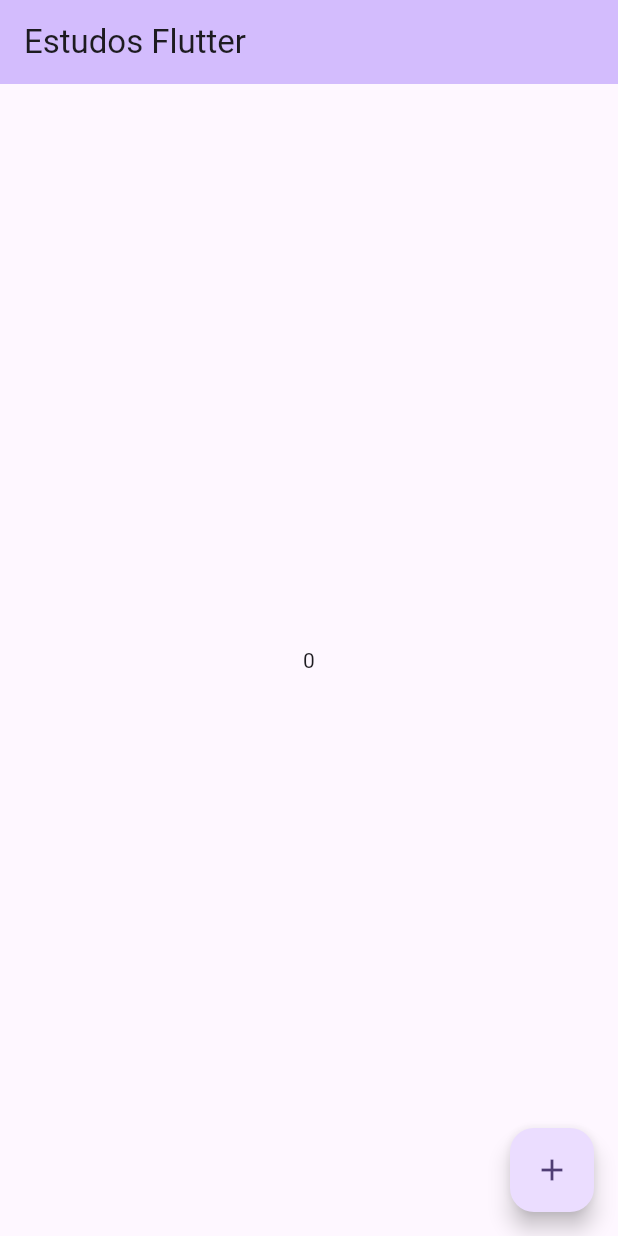
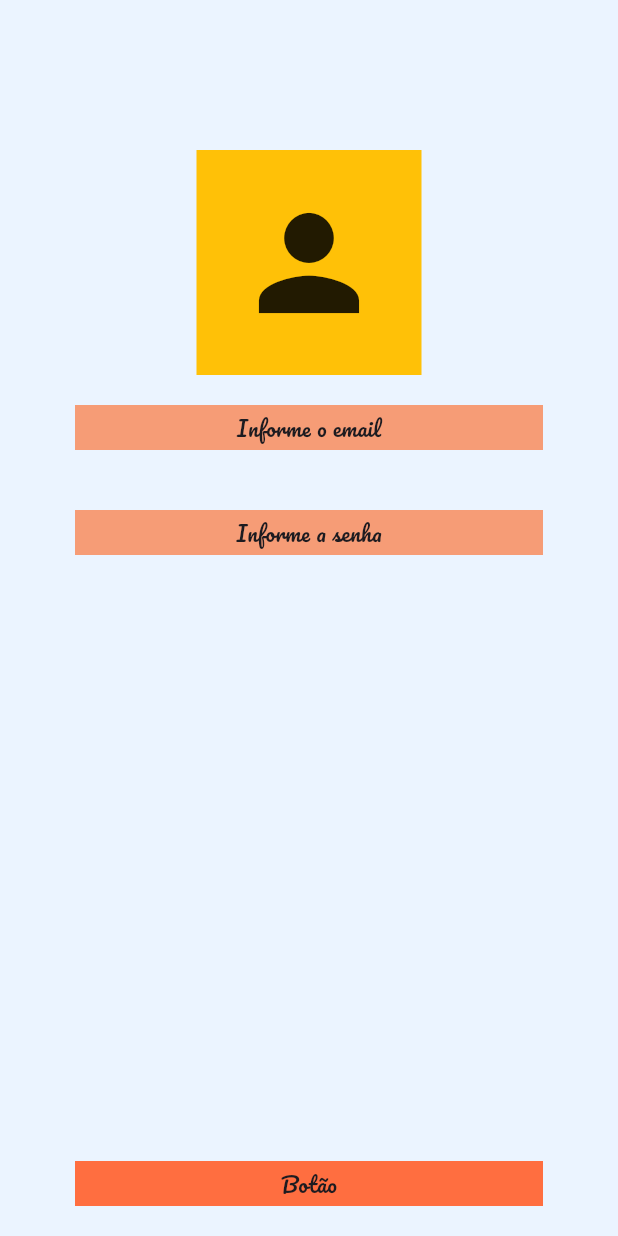
Before and after one commit to AnelicioDev/estudos_flutter, a Flutter app: the screen it shows after launch, on a phone screen of 412 x 824 dp. Run offline on Flutter 3.47's test engine with Material 3 defaults, Android fonts, the phone set to English and light mode, and no system bars; our stand-ins replace google_fonts.

Commit message:
expanded estudos

```diff
--- a/lib/app.dart
+++ b/lib/app.dart
@@ -1,6 +1,7 @@
 
+import 'package:estudos_flutter/pages/login_page.dart';
 import 'package:flutter/material.dart';
-import 'pages/home_page.dart';
+import 'package:google_fonts/google_fonts.dart';
 
 class MyApp extends StatelessWidget {
   const MyApp({super.key});
@@ -9,9 +10,10 @@ class MyApp extends StatelessWidget {
     return MaterialApp(
       title: 'Flutter Demo',
       theme: ThemeData(
-        colorScheme: ColorScheme.fromSeed(seedColor: Colors.deepPurple),
+        colorScheme: ColorScheme.fromSeed(seedColor: const Color.fromARGB(255, 213, 0, 53)),
+        textTheme: GoogleFonts.pacificoTextTheme(),
       ),
-      home: const MyHomePage(title: 'Estudos Flutter'),
+      home: LoginPage(),
     );
   }
 }
--- /dev/null
+++ b/lib/pages/login_page.dart
@@ -0,0 +1,63 @@
+import 'package:flutter/material.dart';
+
+class LoginPage extends StatefulWidget {
+  const LoginPage({super.key});
+
+  @override
+  State<LoginPage> createState() => _LoginPageState();
+}
+
+class _LoginPageState extends State<LoginPage> {
+  @override
+  Widget build(BuildContext context) {
+    return SafeArea(
+      child: Scaffold(
+        backgroundColor: Color.fromARGB(255, 235, 244, 255),
+        body: SizedBox(
+          width: double.infinity,
+          child: Column(
+            children: [
+              const SizedBox(
+                height: 100,
+              ),
+              Container(
+                color: Colors.amber,
+                width: 150,
+                height: 150,
+                child: const Icon(
+                  Icons.person,
+                  size: 100,
+                ),
+              ),
+              Container(
+                height: 30,
+                width: double.infinity,
+                color: Color.fromARGB(139, 255, 83, 4),
+                margin: EdgeInsets.symmetric(horizontal: 50, vertical: 20),
+                alignment: Alignment.center,
+                child: Text("Informe o email",),
+              ),
+              Container(
+                height: 30,
+                width: double.infinity,
+                color: Color.fromARGB(139, 255, 83, 4),
+                margin: EdgeInsets.symmetric(horizontal: 50, vertical: 20),
+                alignment: Alignment.center,
+                child: Text("Informe a senha",),
+              ),
+              Expanded(child: Container()),
+               Container(
+                height: 30,
+                width: double.infinity,
+                color: Colors.deepOrangeAccent,
+                margin: EdgeInsets.symmetric(horizontal: 50, vertical: 20),
+                alignment: Alignment.center,
+                child: Text("Botão",),
+              ),
+            ],
+          ),
+        ),
+      ),
+    );
+  }
+}
--- a/pubspec.yaml
+++ b/pubspec.yaml
@@ -28,6 +28,8 @@ environment:
 # the latest version available on pub.dev. To see which dependencies have newer
 # versions available, run `flutter pub outdated`.
 dependencies:
+  google_fonts: ^6.2.1
+
   flutter:
     sdk: flutter
 
```
Also changed, not shown: lib/pages/home_page.dart (+42 -12 lines), pubspec.lock, 2 other files.
